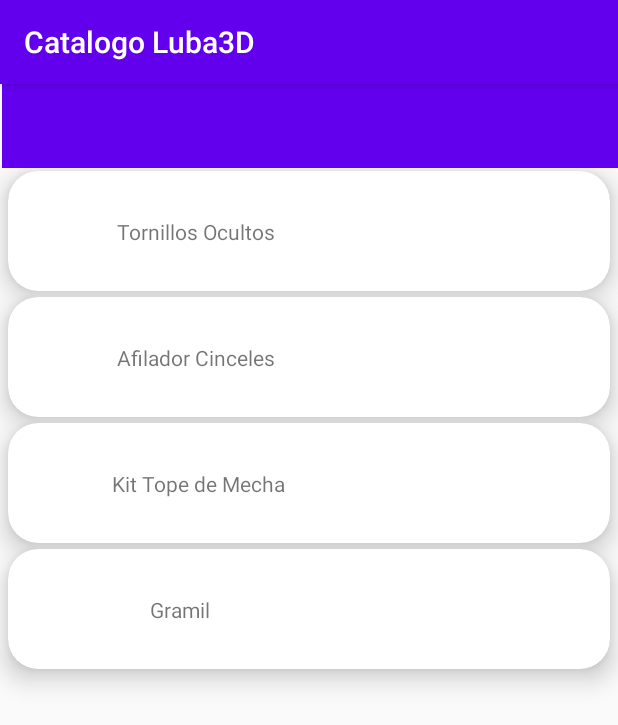
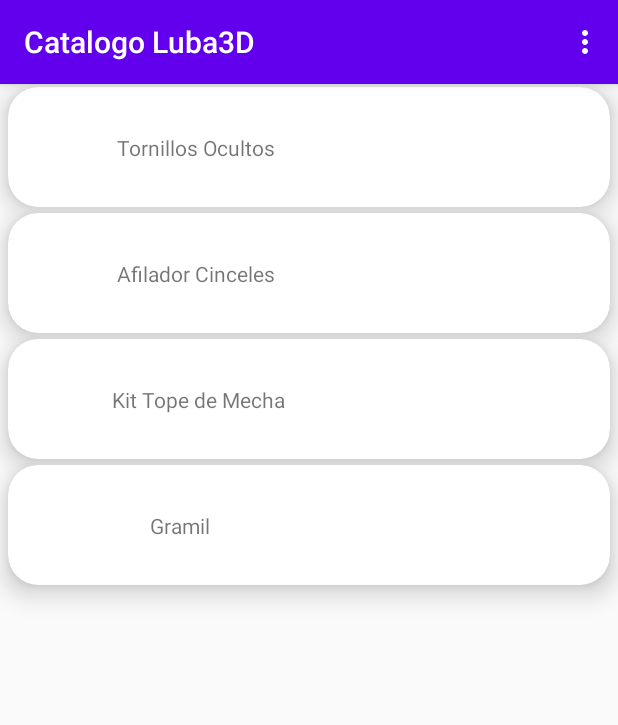
Before and after one commit to paulcandy/PrimerParcial, an Android app: the ListFragment screen opened through its navigation route, on a phone screen of 412 x 824 dp. Shown: the top 725 px of the screen. Run offline under Robolectric (Android 15) with nearby library versions, the phone set to English and light mode, and no system bars; our stand-ins replace Room's generated code.

Commit message:
database working for Users Added Toolbar

```diff
--- a/app/src/main/java/com/example/myapplication/LoginActivity2.kt
+++ b/app/src/main/java/com/example/myapplication/LoginActivity2.kt
@@ -9,6 +9,7 @@ import android.os.Bundle
 import android.widget.Button
 import android.widget.TextView
 import com.google.android.material.snackbar.Snackbar
+import androidx.appcompat.widget.Toolbar
 import kotlinx.android.synthetic.main.fragment_login.*
 
 class LoginActivity2 : AppCompatActivity() {
@@ -16,6 +17,8 @@ class LoginActivity2 : AppCompatActivity() {
         super.onCreate(savedInstanceState)
         setContentView(R.layout.activity_login2)
 
+      //  val toolbar = findViewById<Toolbar>(R.id.toolbar)
+      //  setSupportActionBar(toolbar)
 
     }
 }
--- a/app/src/main/java/com/example/myapplication/fragments/ListFragment.kt
+++ b/app/src/main/java/com/example/myapplication/fragments/ListFragment.kt
@@ -1,12 +1,11 @@
 package com.example.myapplication.fragments
+
 
 import Entities.Product
 import android.content.Intent
 import android.os.Bundle
-import android.view.LayoutInflater
-import android.view.View
-import android.view.ViewGroup
-import android.widget.Toolbar
+import android.view.*
+import androidx.appcompat.widget.Toolbar
 import androidx.core.os.bundleOf
 import androidx.fragment.app.Fragment
 import androidx.navigation.findNavController
@@ -34,9 +33,10 @@ class ListFragment : Fragment() {
 
     override fun onCreate(savedInstanceState: Bundle?) {
         super.onCreate(savedInstanceState)
-
-        val toolbar = v.findViewById<Toolbar>(R.id.toolbar)
-    //    setSupportActionBar(toolbar)
+        setHasOptionsMenu(true)
+      //  val toolbar = v.findViewById<android.widget.Toolbar>(R.id.toolbar)
+     //   setSupportActionBar(toolbar)
+      //  setSupportActionBar(toolbar)
 
         productos.add(
             Product(
@@ -88,7 +88,7 @@ class ListFragment : Fragment() {
         // Inflate the layout for this fragment
         recProducts = v.findViewById(R.id.recProducts)
 
-
+        setHasOptionsMenu(true)
 
 
         return v
@@ -129,4 +129,22 @@ class ListFragment : Fragment() {
 
 
          }
+
+    override fun onCreateOptionsMenu(menu: Menu, inflater: MenuInflater) {
+        inflater.inflate(R.menu.menu_toolbar, menu)
+        super.onCreateOptionsMenu(menu, inflater)
+    }
+
+    override fun onOptionsItemSelected(item: MenuItem): Boolean {
+
+        val id = when(item.itemId) {
+
+            R.id.action_add ->Snackbar.make(v, "add", Snackbar.LENGTH_SHORT).show()
+
+            R.id.action_edit ->Snackbar.make(v, "edit", Snackbar.LENGTH_SHORT).show()
+
+            else -> ""
+        }
+        return super.onOptionsItemSelected(item)
+    }
 }
--- a/app/src/main/res/layout/fragment_list.xml
+++ b/app/src/main/res/layout/fragment_list.xml
@@ -14,18 +14,6 @@
         app:layout_constraintBottom_toBottomOf="parent"
         app:layout_constraintEnd_toEndOf="parent"
         app:layout_constraintStart_toStartOf="parent"
-        app:layout_constraintTop_toBottomOf="@+id/toolbar" />
+        app:layout_constraintTop_toTopOf="parent" />
 
-    <androidx.appcompat.widget.Toolbar
-        android:id="@+id/toolbar"
-        android:layout_width="0dp"
-        android:layout_height="wrap_content"
-        android:layout_marginStart="1dp"
-        android:background="?attr/colorPrimary"
-        android:minHeight="?attr/actionBarSize"
-        android:theme="?attr/actionBarTheme"
-        app:layout_constraintBottom_toTopOf="@+id/recProducts"
-        app:layout_constraintEnd_toEndOf="parent"
-        app:layout_constraintStart_toStartOf="parent"
-        app:layout_constraintTop_toTopOf="parent" />
 </androidx.constraintlayout.widget.ConstraintLayout>
--- /dev/null
+++ b/app/src/main/res/menu/menu_toolbar.xml
@@ -0,0 +1,31 @@
+<?xml version="1.0" encoding="utf-8"?>
+<menu xmlns:android="http://schemas.android.com/apk/res/android"
+    xmlns:app="http://schemas.android.com/apk/res-auto">
+
+    <item
+        android:id="@+id/action_add"
+        android:icon="@android:drawable/ic_menu_add"
+        android:title="add"
+        app:showAsAction="never" />
+
+    <item
+        android:id="@+id/action_edit"
+        android:icon="@android:drawable/ic_menu_edit"
+        android:title="edit"
+        app:showAsAction="never" />
+
+    <item
+        android:id="@+id/action_delete"
+        android:icon="@android:drawable/ic_menu_delete"
+        android:title="delete"
+        app:showAsAction="never" />
+
+    <item
+        android:id="@+id/action_config"
+        android:icon="@android:drawable/ic_menu_manage"
+        android:title="config"
+        app:showAsAction="never" />
+
+
+
+</menu>
```
